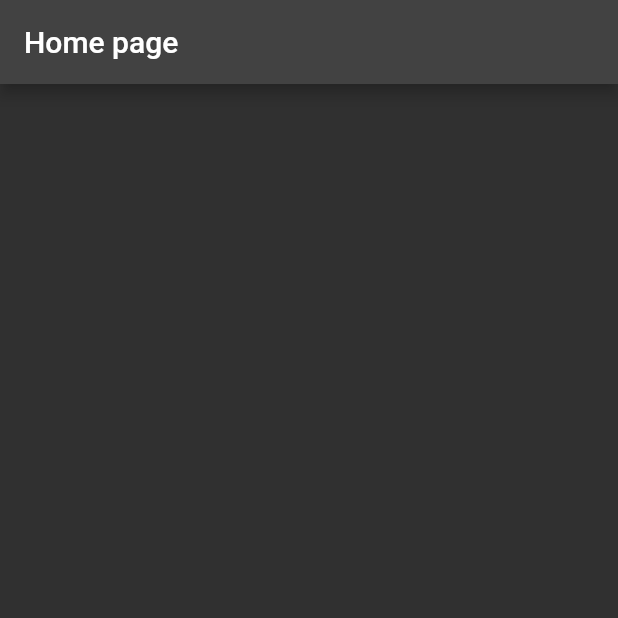
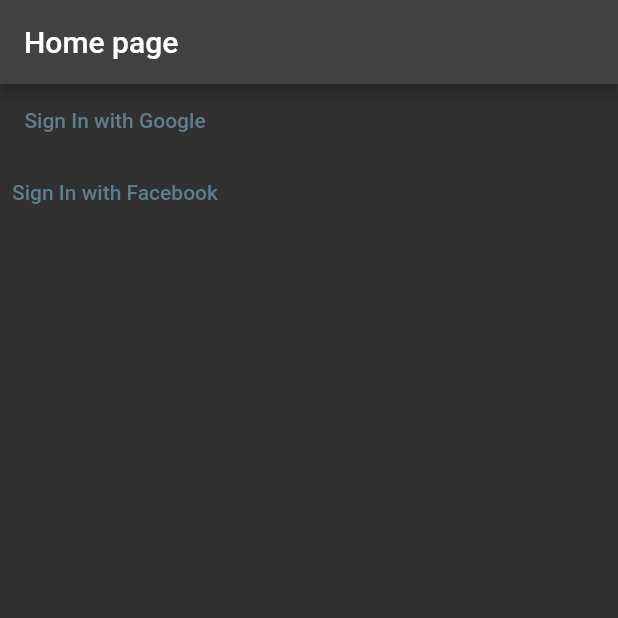
Before and after one commit to deniell/instagram_clone_app, a Flutter app: the screen it shows after launch, on a phone screen of 412 x 824 dp, the top half of it. Run offline on Flutter 3.47's test engine with Material 2 defaults, Android fonts, the phone set to English and light mode, and no system bars; our stand-ins replace firebase_auth, firebase_core, google_sign_in; missing offline and left inert: flutter_facebook_auth; accounts and stored records are empty; generated files the repository leaves out were written again.

Commit message:
- added more doc comments to Authenticator class; - added buttons for Sign In with Google and Sign In with Facebook.

```diff
--- a/lib/main.dart
+++ b/lib/main.dart
@@ -1,6 +1,13 @@
 import 'package:flutter/material.dart';
 import 'package:firebase_core/firebase_core.dart';
+import 'package:instagram_clone_app/state/auth/backend/authenticator.dart';
 import 'firebase_options.dart';
+
+import 'dart:developer' as devtools show log;
+
+extension Log on Object {
+  void log() => devtools.log(toString());
+}
 
 void main() async {
   WidgetsFlutterBinding.ensureInitialized();
@@ -42,6 +49,28 @@ class HomePage extends StatelessWidget {
       appBar: AppBar(
         title: const Text('Home page'),
       ),
+      body: Column(
+        children: [
+          TextButton(
+            onPressed: () async {
+              final result = await Authenticator().loginWithGoogle();
+              result.log();
+            },
+            child: const Text(
+              'Sign In with Google',
+            ),
+          ),
+          TextButton(
+            onPressed: () async {
+              final result = await Authenticator().loginWithFacebook();
+              result.log();
+            },
+            child: const Text(
+              'Sign In with Facebook',
+            ),
+          ),
+        ],
+      ),
     );
   }
 }
```
Also changed, not shown: lib/state/auth/backend/authenticator.dart (+11 -0 lines).
